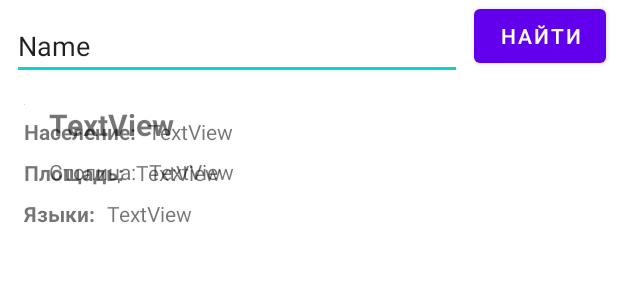
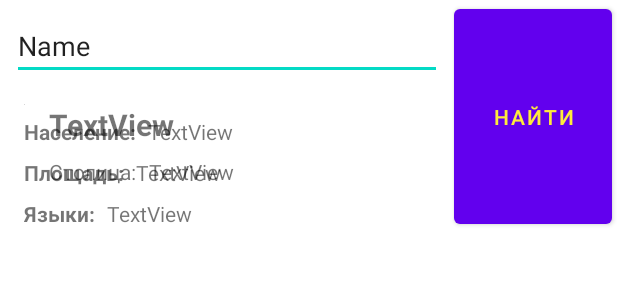
Before and after one commit to dramoklin/ContriesApp, an Android app: the layout activity_main.xml on its own in the app's theme, with its tools: preview values and no code run, on a phone screen of 412 x 824 dp. Shown: the top 300 px of the screen. Run offline under Robolectric (Android 15) with nearby library versions, the phone set to English and light mode, and no system bars.

Commit message:
new color

```diff
--- a/app/src/main/res/layout/activity_main.xml
+++ b/app/src/main/res/layout/activity_main.xml
@@ -18,12 +18,16 @@
 
     <Button
         android:id="@+id/search_button"
-        android:layout_width="wrap_content"
-        android:layout_height="wrap_content"
-        android:layout_marginEnd="8dp"
+        android:layout_width="105dp"
+        android:layout_height="155dp"
+        android:layout_marginEnd="4dp"
+        android:shadowColor="#3F51B5"
         android:text="Найти"
+        android:textColor="#FFEB3B"
+        app:layout_constraintBottom_toBottomOf="parent"
         app:layout_constraintEnd_toEndOf="parent"
-        tools:layout_editor_absoluteY="0dp" />
+        app:layout_constraintTop_toTopOf="parent"
+        app:layout_constraintVertical_bias="0.0" />
 
     <EditText
         android:id="@+id/country_name_edit_text"
```
